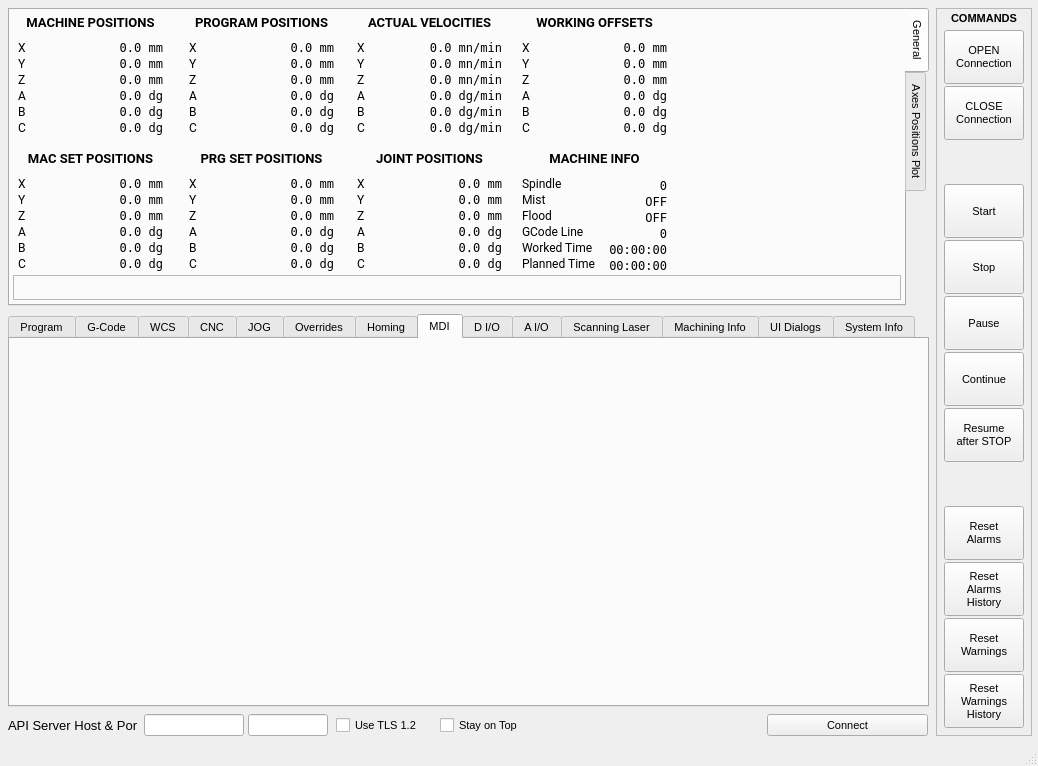
First picture: the form in python/examples/api_client_qt_demo/desktop_view.ui, repository rosettacnc-classroom/cnc_api_client_core_1, before the edit.
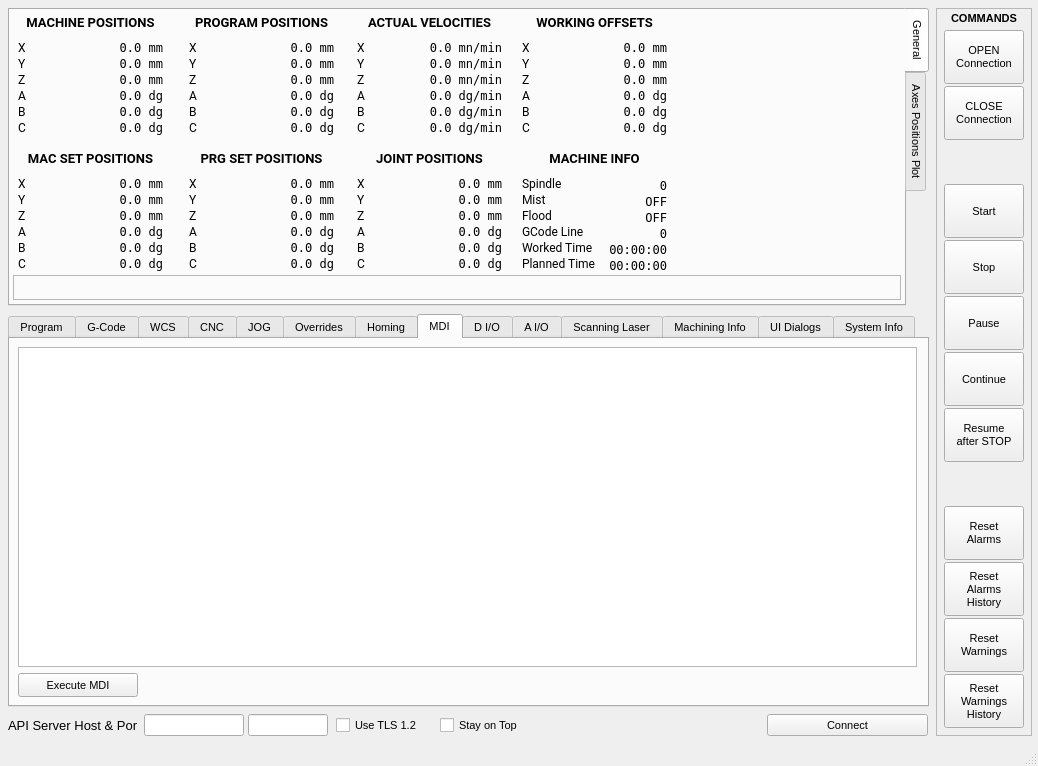
Second picture: the form after the edit. The open tabs and pages were chosen to show the change. Custom widgets are drawn as their Qt base class.

Diff of the .ui file:
```diff
--- a/python/examples/api_client_qt_demo/desktop_view.ui
+++ b/python/examples/api_client_qt_demo/desktop_view.ui
@@ -1954,6 +1954,29 @@
      <attribute name="title">
       <string>MDI</string>
      </attribute>
+     <widget class="QPlainTextEdit" name="mdiCommandEdit">
+      <property name="geometry">
+       <rect>
+        <x>8</x>
+        <y>8</y>
+        <width>899</width>
+        <height>320</height>
+       </rect>
+      </property>
+     </widget>
+     <widget class="QPushButton" name="mdiCommandExecuteButton">
+      <property name="geometry">
+       <rect>
+        <x>8</x>
+        <y>334</y>
+        <width>120</width>
+        <height>24</height>
+       </rect>
+      </property>
+      <property name="text">
+       <string>Execute MDI</string>
+      </property>
+     </widget>
     </widget>
     <widget class="QWidget" name="tabDIO">
      <attribute name="title">
```
